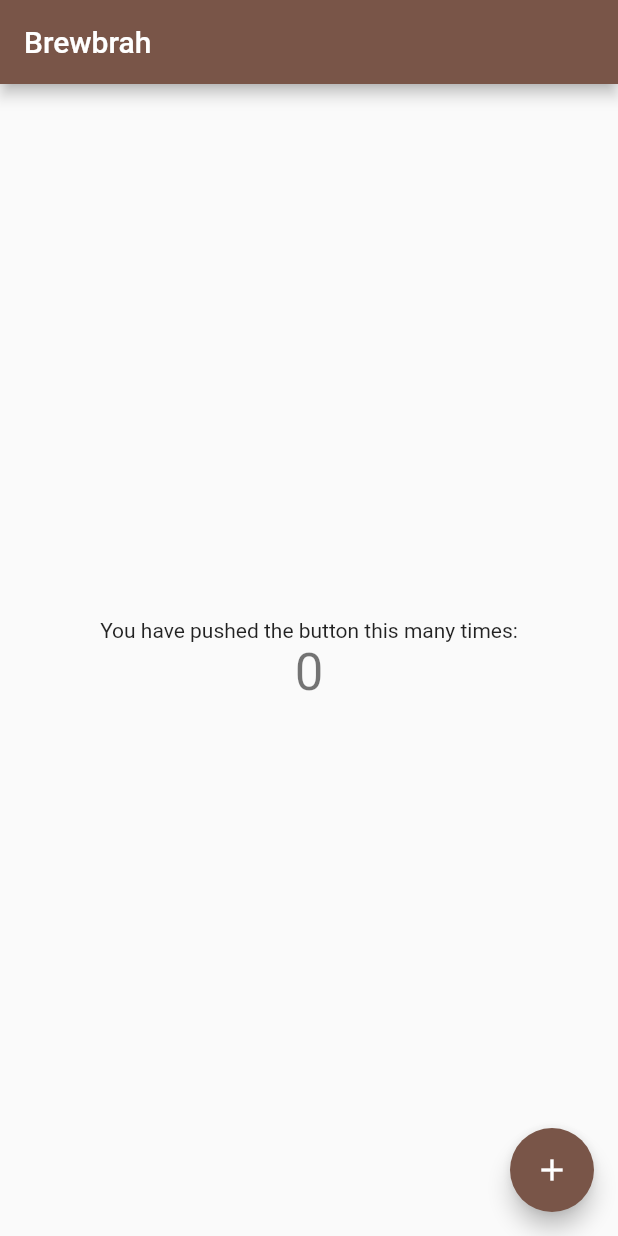
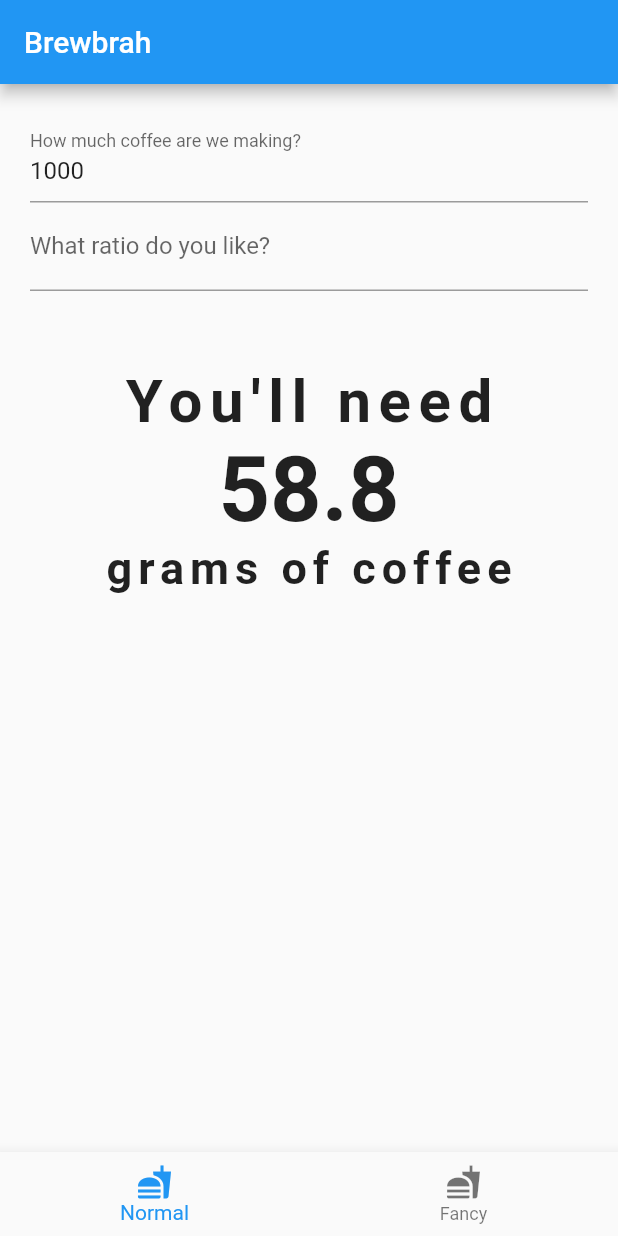
Before and after one commit to bjornnorgaard/brewbrah, a Flutter app: the screen it shows after launch, on a phone screen of 412 x 824 dp. Run offline on Flutter 3.47's test engine with Material 2 defaults, Android fonts, the phone set to English and light mode, and no system bars.

Commit message:
Update before reset

```diff
--- a/flutter/lib/main.dart
+++ b/flutter/lib/main.dart
@@ -1,111 +1,21 @@
+import 'package:brewbrah/screens/fancy_calculator.dart';
+import 'package:brewbrah/screens/home_material.dart';
+import 'package:flutter/cupertino.dart';
 import 'package:flutter/material.dart';
 
-void main() => runApp(MyApp());
+void main() => runApp(App());
 
-class MyApp extends StatelessWidget {
-  // This widget is the root of your application.
+class App extends StatelessWidget {
   @override
   Widget build(BuildContext context) {
     return MaterialApp(
-      title: 'Brewbrah',
-      theme: ThemeData(
-        // This is the theme of your application.
-        //
-        // Try running your application with "flutter run". You'll see the
-        // application has a blue toolbar. Then, without quitting the app, try
-        // changing the primarySwatch below to Colors.green and then invoke
-        // "hot reload" (press "r" in the console where you ran "flutter run",
-        // or simply save your changes to "hot reload" in a Flutter IDE).
-        // Notice that the counter didn't reset back to zero; the application
-        // is not restarted.
-        primarySwatch: Colors.brown,
-      ),
-      home: MyHomePage(title: 'Brewbrah'),
+      initialRoute: "/",
+      routes: {
+        //"/": (context) => HomeMaterial(),
+        "/fancy": (context) => FancyCalculator(),
+      },
+      title: "Brewbrah",
+      home: HomeMaterial(),
     );
   }
 }
-
-class MyHomePage extends StatefulWidget {
-  MyHomePage({Key key, this.title}) : super(key: key);
-
-  // This widget is the home page of your application. It is stateful, meaning
-  // that it has a State object (defined below) that contains fields that affect
-  // how it looks.
-
-  // This class is the configuration for the state. It holds the values (in this
-  // case the title) provided by the parent (in this case the App widget) and
-  // used by the build method of the State. Fields in a Widget subclass are
-  // always marked "final".
-
-  final String title;
-
-  @override
-  _MyHomePageState createState() => _MyHomePageState();
-}
-
-class _MyHomePageState extends State<MyHomePage> {
-  int _counter = 0;
-
-  void _incrementCounter() {
-    setState(() {
-      // This call to setState tells the Flutter framework that something has
-      // changed in this State, which causes it to rerun the build method below
-      // so that the display can reflect the updated values. If we changed
-      // _counter without calling setState(), then the build method would not be
-      // called again, and so nothing would appear to happen.
-      _counter++;
-    });
-  }
-
-  @override
-  Widget build(BuildContext context) {
-    // This method is rerun every time setState is called, for instance as done
-    // by the _incrementCounter method above.
-    //
-    // The Flutter framework has been optimized to make rerunning build methods
-    // fast, so that you can just rebuild anything that needs updating rather
-    // than having to individually change instances of widgets.
-    return Scaffold(
-      appBar: AppBar(
-        // Here we take the value from the MyHomePage object that was created by
-        // the App.build method, and use it to set our appbar title.
-        title: Text(widget.title),
-      ),
-      body: Center(
-        // Center is a layout widget. It takes a single child and positions it
-        // in the middle of the parent.
-        child: Column(
-          // Column is also a layout widget. It takes a list of children and
-          // arranges them vertically. By default, it sizes itself to fit its
-          // children horizontally, and tries to be as tall as its parent.
-          //
-          // Invoke "debug painting" (press "p" in the console, choose the
-          // "Toggle Debug Paint" action from the Flutter Inspector in Android
-          // Studio, or the "Toggle Debug Paint" command in Visual Studio Code)
-          // to see the wireframe for each widget.
-          //
-          // Column has various properties to control how it sizes itself and
-          // how it positions its children. Here we use mainAxisAlignment to
-          // center the children vertically; the main axis here is the vertical
-          // axis because Columns are vertical (the cross axis would be
-          // horizontal).
-          mainAxisAlignment: MainAxisAlignment.center,
-          children: <Widget>[
-            Text(
-              'You have pushed the button this many times:',
-            ),
-            Text(
-              '$_counter',
-              style: Theme.of(context).textTheme.display1,
-            ),
-          ],
-        ),
-      ),
-      floatingActionButton: FloatingActionButton(
-        onPressed: _incrementCounter,
-        tooltip: 'Increment',
-        child: Icon(Icons.add),
-      ), // This trailing comma makes auto-formatting nicer for build methods.
-    );
-  }
-}
--- /dev/null
+++ b/flutter/lib/screens/fancy_calculator.dart
@@ -0,0 +1,19 @@
+import 'package:flutter/cupertino.dart';
+import 'package:flutter/material.dart';
+
+class FancyCalculator extends StatefulWidget {
+  @override
+  State<StatefulWidget> createState() => _FancyCalculatorState();
+
+}
+
+class _FancyCalculatorState extends State<FancyCalculator> {
+  @override
+  Widget build(BuildContext context) {
+    return Scaffold(
+      body: Center(
+        child: Text("Hello World"),
+      ),
+    );
+  }
+}
--- /dev/null
+++ b/flutter/lib/screens/home_material.dart
@@ -0,0 +1,96 @@
+import 'package:brewbrah/screens/fancy_calculator.dart';
+import 'package:flutter/material.dart';
+import 'package:flutter/widgets.dart';
+
+class HomeMaterial extends StatefulWidget {
+  @override
+  State<StatefulWidget> createState() => _HomeMaterialState();
+}
+
+class _HomeMaterialState extends State<HomeMaterial> {
+  static var _desiredAmount = 1000;
+  static var _ratio = 15.0;
+  static var _beans = _desiredAmount / _ratio;
+
+  int _cIndex = 0;
+
+  void _incrementTab(index) {
+    setState(() {
+      _cIndex = index;
+      if (index == 0) {
+        Navigator.pushNamed(context, "/fancy");
+      }
+      else {
+        Navigator.pushNamed(context, "/");
+      }
+    });
+  }
+
+  @override
+  Widget build(BuildContext context) {
+    return Scaffold(
+      appBar: AppBar(
+        title: Text("Brewbrah"),
+      ),
+      bottomNavigationBar: BottomNavigationBar(
+        items: [
+          BottomNavigationBarItem(
+            icon: Icon(Icons.fastfood),
+            title: Text("Normal"),
+          ),
+          BottomNavigationBarItem(
+              icon: Icon(Icons.fastfood), title: Text("Fancy"))
+        ],
+        onTap: (index) {
+          _incrementTab(index);
+        },
+      ),
+      body: Container(
+        padding: EdgeInsets.all(20.0),
+        child: Column(
+          children: <Widget>[
+            TextFormField(
+              decoration: InputDecoration(
+                labelText: "How much coffee are we making?",
+                hintText: "Something in grams, like 1000",
+              ),
+              keyboardType: TextInputType.number,
+              initialValue: _desiredAmount.toString(),
+              onChanged: (value) {
+                print(value);
+              },
+            ),
+            TextFormField(
+              decoration: InputDecoration(
+                labelText: "What ratio do you like?",
+                hintText: "Usually 16, below 13 is a strong cup...",
+              ),
+              keyboardType: TextInputType.number,
+            ),
+            Container(
+              padding: EdgeInsets.only(top: 50.0),
+            ),
+            Text(
+              "You'll need",
+              style: TextStyle(
+                  letterSpacing: 5.0,
+                  fontSize: 40.0,
+                  fontWeight: FontWeight.bold),
+            ),
+            Text(
+              "58.8",
+              style: TextStyle(fontSize: 60.0, fontWeight: FontWeight.bold),
+            ),
+            Text(
+              "grams of coffee",
+              style: TextStyle(
+                  letterSpacing: 4.0,
+                  fontSize: 30.0,
+                  fontWeight: FontWeight.bold),
+            )
+          ],
+        ),
+      ),
+    );
+  }
+}
```
Also changed, not shown: 1 other file.
